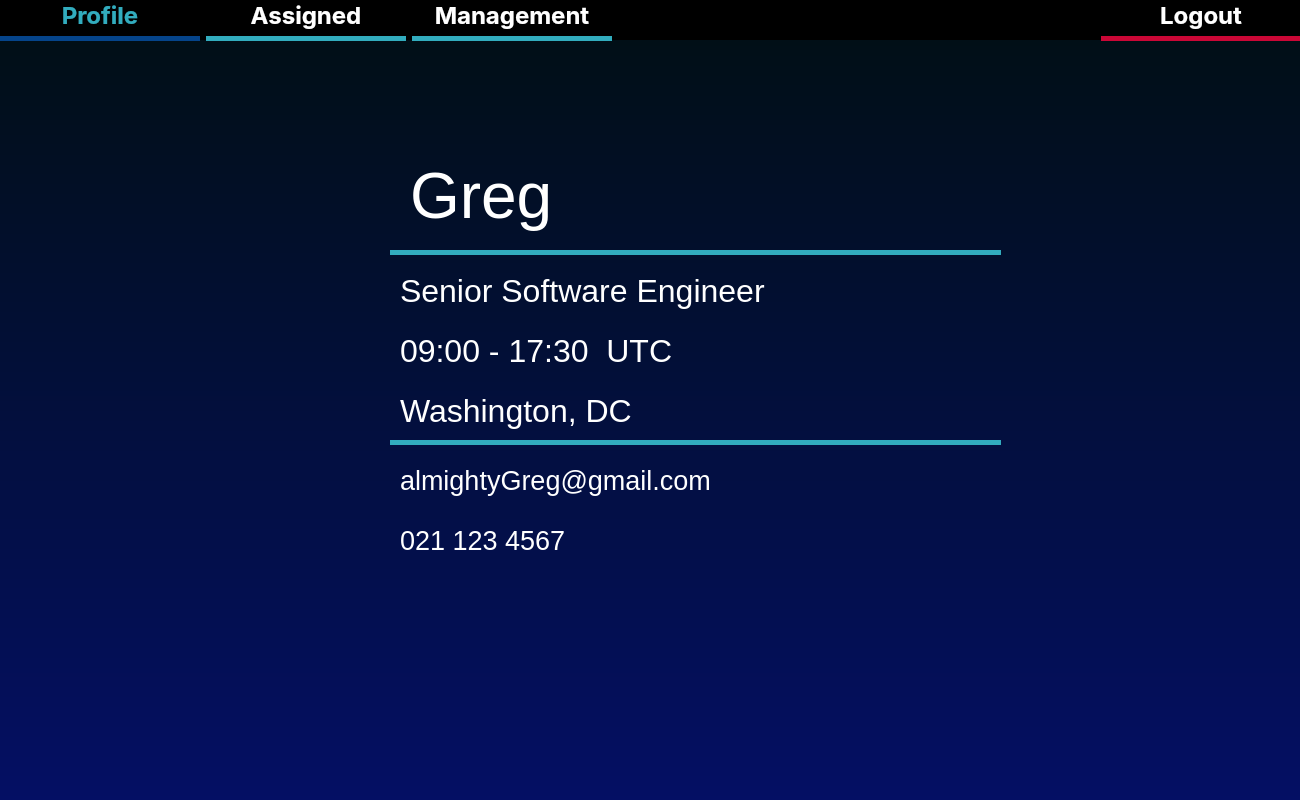
This is ticket-software/profileviewer.ui in whitehatcat-JE/software-tracker as Qt 5 draws it before an edit. The edited form follows.
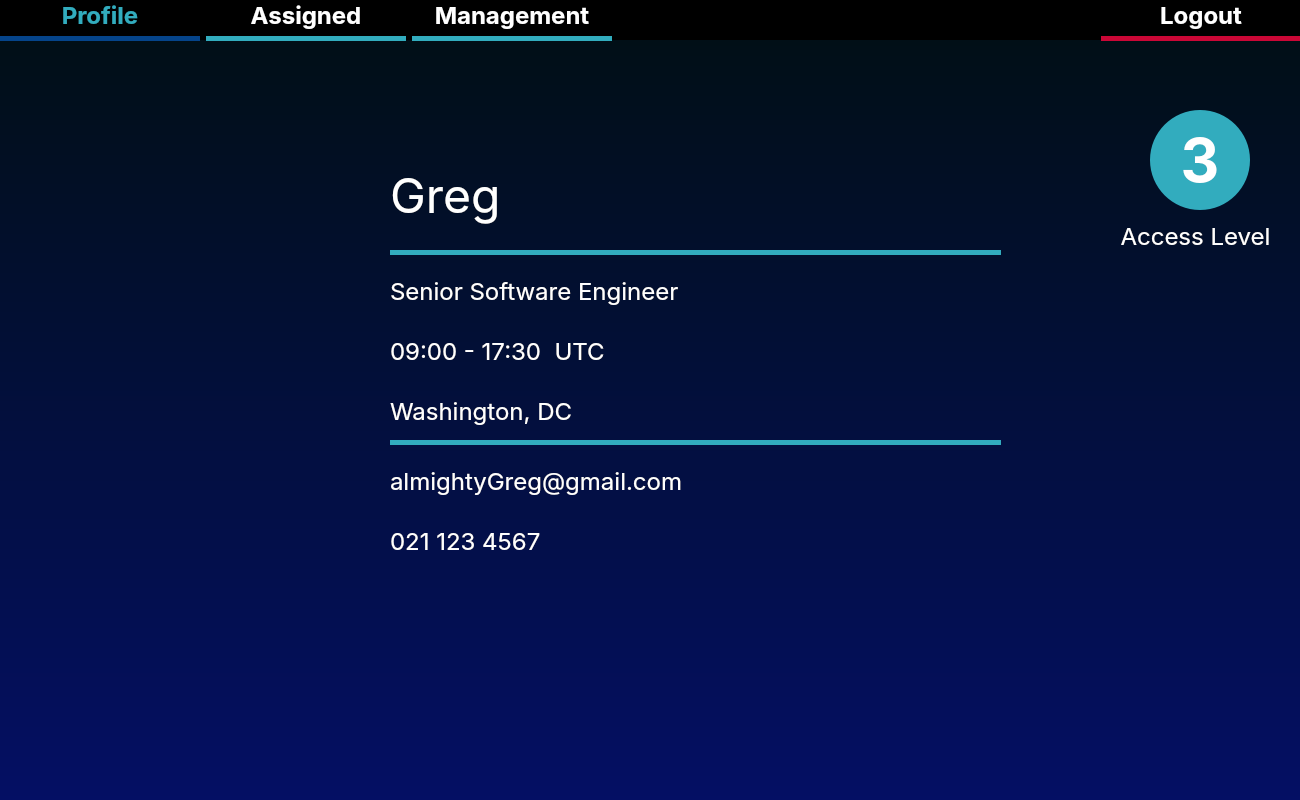
This is the edited form.

Commit message: Added access level indicators and login password hide button

```diff
--- a/ticket-software/profileviewer.ui
+++ b/ticket-software/profileviewer.ui
@@ -29,19 +29,20 @@
    <widget class="QLabel" name="number">
     <property name="geometry">
      <rect>
-      <x>400</x>
+      <x>390</x>
       <y>520</y>
-      <width>591</width>
+      <width>601</width>
       <height>41</height>
      </rect>
     </property>
     <property name="font">
      <font>
-      <pointsize>20</pointsize>
+      <family>Inter</family>
+      <pointsize>-1</pointsize>
      </font>
     </property>
     <property name="styleSheet">
-     <string notr="true">color:#ffffff</string>
+     <string notr="true">font-size: 24px; font-family: Inter; color: white;</string>
     </property>
     <property name="text">
      <string>021 123 4567</string>
@@ -50,19 +51,20 @@
    <widget class="QLabel" name="workHours">
     <property name="geometry">
      <rect>
-      <x>400</x>
+      <x>390</x>
       <y>330</y>
-      <width>591</width>
+      <width>601</width>
       <height>41</height>
      </rect>
     </property>
     <property name="font">
      <font>
-      <pointsize>24</pointsize>
+      <family>Inter</family>
+      <pointsize>-1</pointsize>
      </font>
     </property>
     <property name="styleSheet">
-     <string notr="true">color:#ffffff</string>
+     <string notr="true">font-size: 24px; font-family: Inter; color: white;</string>
     </property>
     <property name="text">
      <string>09:00 - 17:30  UTC</string>
@@ -71,19 +73,20 @@
    <widget class="QLabel" name="JobTitle">
     <property name="geometry">
      <rect>
-      <x>400</x>
+      <x>390</x>
       <y>270</y>
-      <width>591</width>
+      <width>601</width>
       <height>41</height>
      </rect>
     </property>
     <property name="font">
      <font>
-      <pointsize>24</pointsize>
+      <family>Inter</family>
+      <pointsize>-1</pointsize>
      </font>
     </property>
     <property name="styleSheet">
-     <string notr="true">color:#ffffff</string>
+     <string notr="true">font-size: 24px; font-family: Inter; color: white;</string>
     </property>
     <property name="text">
      <string>Senior Software Engineer</string>
@@ -92,19 +95,20 @@
    <widget class="QLabel" name="Name">
     <property name="geometry">
      <rect>
-      <x>410</x>
+      <x>390</x>
       <y>150</y>
-      <width>581</width>
+      <width>601</width>
       <height>91</height>
      </rect>
     </property>
     <property name="font">
      <font>
-      <pointsize>48</pointsize>
+      <family>Inter</family>
+      <pointsize>-1</pointsize>
      </font>
     </property>
     <property name="styleSheet">
-     <string notr="true">color:#ffffff</string>
+     <string notr="true">font-size: 48px; font-family: Inter; color: white;</string>
     </property>
     <property name="text">
      <string>Greg</string>
@@ -144,19 +148,20 @@
    <widget class="QLabel" name="email">
     <property name="geometry">
      <rect>
-      <x>400</x>
+      <x>390</x>
       <y>460</y>
-      <width>591</width>
+      <width>601</width>
       <height>41</height>
      </rect>
     </property>
     <property name="font">
      <font>
-      <pointsize>20</pointsize>
+      <family>Inter</family>
+      <pointsize>-1</pointsize>
      </font>
     </property>
     <property name="styleSheet">
-     <string notr="true">color:#ffffff</string>
+     <string notr="true">font-size: 24px; font-family: Inter; color: white;</string>
     </property>
     <property name="text">
      <string>almightyGreg@gmail.com</string>
@@ -165,19 +170,20 @@
    <widget class="QLabel" name="location">
     <property name="geometry">
      <rect>
-      <x>400</x>
+      <x>390</x>
       <y>390</y>
-      <width>591</width>
+      <width>601</width>
       <height>41</height>
      </rect>
     </property>
     <property name="font">
      <font>
-      <pointsize>24</pointsize>
+      <family>Inter</family>
+      <pointsize>-1</pointsize>
      </font>
     </property>
     <property name="styleSheet">
-     <string notr="true">color:#ffffff</string>
+     <string notr="true">font-size: 24px; font-family: Inter; color: white;</string>
     </property>
     <property name="text">
      <string>Washington, DC</string>
@@ -491,6 +497,65 @@
      <string/>
     </property>
    </widget>
+   <widget class="QPushButton" name="accessLevel">
+    <property name="geometry">
+     <rect>
+      <x>1150</x>
+      <y>110</y>
+      <width>100</width>
+      <height>100</height>
+     </rect>
+    </property>
+    <property name="minimumSize">
+     <size>
+      <width>100</width>
+      <height>100</height>
+     </size>
+    </property>
+    <property name="maximumSize">
+     <size>
+      <width>40</width>
+      <height>40</height>
+     </size>
+    </property>
+    <property name="autoFillBackground">
+     <bool>false</bool>
+    </property>
+    <property name="styleSheet">
+     <string notr="true">font-size: 60px;font-family: Inter;color: white; font-weight:bold; background-color:#32ACBE; border-radius:50px;</string>
+    </property>
+    <property name="text">
+     <string>3</string>
+    </property>
+    <property name="checkable">
+     <bool>true</bool>
+    </property>
+   </widget>
+   <widget class="QLabel" name="JobTitle_2">
+    <property name="geometry">
+     <rect>
+      <x>1120</x>
+      <y>220</y>
+      <width>151</width>
+      <height>31</height>
+     </rect>
+    </property>
+    <property name="font">
+     <font>
+      <family>Inter</family>
+      <pointsize>-1</pointsize>
+     </font>
+    </property>
+    <property name="styleSheet">
+     <string notr="true">color:white; font-size:24px;font-family: Inter;</string>
+    </property>
+    <property name="text">
+     <string>Access Level</string>
+    </property>
+    <property name="alignment">
+     <set>Qt::AlignCenter</set>
+    </property>
+   </widget>
    <zorder>Background</zorder>
    <zorder>number</zorder>
    <zorder>workHours</zorder>
@@ -503,6 +568,8 @@
    <zorder>layoutWidget</zorder>
    <zorder>Line1</zorder>
    <zorder>Line2</zorder>
+   <zorder>accessLevel</zorder>
+   <zorder>JobTitle_2</zorder>
   </widget>
  </widget>
  <resources/>
```
The commit also changes 29 other files.
